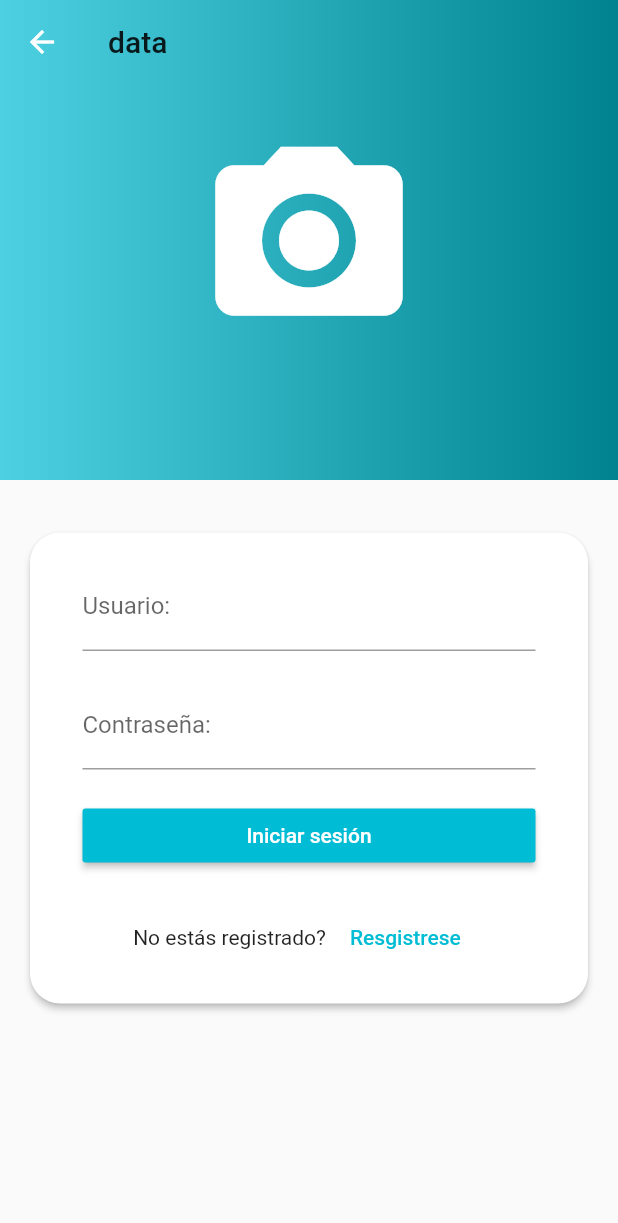
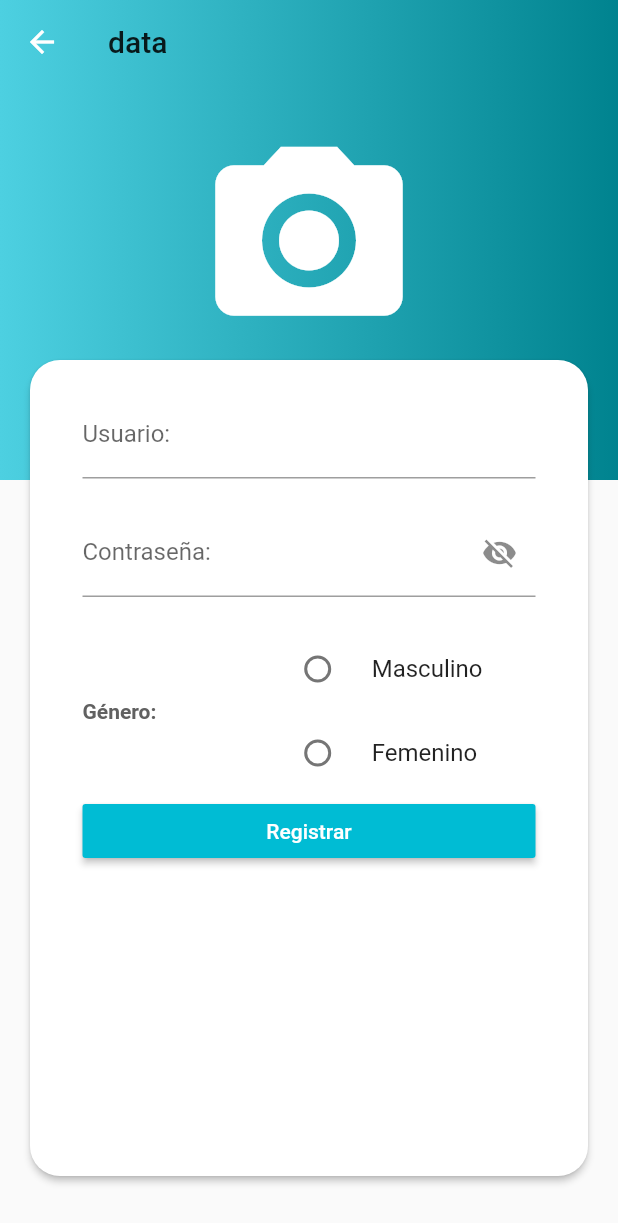
Before and after one commit to virkinia/flutter_final_project, a Flutter app: the RegisterScreen screen opened by its route, on a phone screen of 412 x 824 dp. Shown: the top 1223 px of the screen. Run offline on Flutter 3.47's test engine with Material 2 defaults, Android fonts, the phone set to English and light mode, and no system bars; our stand-ins replace image_picker; missing offline and left inert: flutter_modulo1_fake_backend; statements that could not run were skipped.

Commit message:
Realizar registro

```diff
--- a/lib/src/connections/server_controller.dart
+++ b/lib/src/connections/server_controller.dart
@@ -11,4 +11,8 @@ class ServerController {
   Future<User> login(String nickname, String password) async {
     return await server.backendLogin(nickname, password);
   }
+
+  Future<bool> addUser(User nUser) async {
+    return await server.addUser(nUser);
+  }
 }
--- a/lib/src/screens/register_screen.dart
+++ b/lib/src/screens/register_screen.dart
@@ -8,6 +8,7 @@ import 'package:flutter_project/src/connections/server_controller.dart';
 class RegisterScreen extends StatefulWidget {
   final ServerController serverController;
   final BuildContext context;
+
   RegisterScreen(this.serverController, this.context, {Key key})
       : super(key: key);
 
@@ -15,18 +16,23 @@ class RegisterScreen extends StatefulWidget {
 }
 
 class _RegisterScreenState extends State<RegisterScreen> {
+  GlobalKey<FormState> _formKey = GlobalKey<FormState>();
+  GlobalKey<ScaffoldState> _scaffKey = GlobalKey<ScaffoldState>();
+
   bool _loading = false;
+  bool _showPassword = false;
 
-  GlobalKey<FormState> _formKey = GlobalKey<FormState>();
   String userName = "";
   String password = "";
   String _errorMessage = "";
+  Genrer genero = Genrer.MALE;
 
   File imageFile;
 
   @override
   Widget build(BuildContext context) {
     return Scaffold(
+        key: _scaffKey,
         body: Form(
           key: _formKey,
           child: Stack(
@@ -57,10 +63,10 @@ class _RegisterScreenState extends State<RegisterScreen> {
                         left: 20, right: 20, top: 260, bottom: 20),
                     borderOnForeground: true,
                     child: Padding(
-                  padding:
-                      const EdgeInsets.symmetric(horizontal: 35, vertical: 20),
-                  child: Column(
-                    mainAxisSize: MainAxisSize.min,
+                      padding: const EdgeInsets.symmetric(
+                          horizontal: 35, vertical: 20),
+                      child: ListView(
+                        //mainAxisSize: MainAxisSize.min,
                         children: <Widget>[
                           TextFormField(
                             decoration: InputDecoration(labelText: "Usuario:"),
@@ -75,8 +81,19 @@ class _RegisterScreenState extends State<RegisterScreen> {
                           ),
                           SizedBox(height: 20),
                           TextFormField(
-                        decoration: InputDecoration(labelText: "Contraseña:"),
-                        obscureText: true,
+                            decoration: InputDecoration(
+                                labelText: "Contraseña:",
+                                suffixIcon: IconButton(
+                                  icon: Icon(_showPassword
+                                      ? Icons.visibility
+                                      : Icons.visibility_off),
+                                  onPressed: () {
+                                    setState(() {
+                                      _showPassword = !_showPassword;
+                                    });
+                                  },
+                                )),
+                            obscureText: !_showPassword,
                             onSaved: (value) {
                               password = value;
                             },
@@ -87,6 +104,43 @@ class _RegisterScreenState extends State<RegisterScreen> {
                             },
                           ),
                           SizedBox(height: 20),
+                          Row(children: [
+                            Expanded(
+                              flex: 2,
+                              child: Text("Género: ",
+                                  style: TextStyle(
+                                      fontWeight: FontWeight.bold,
+                                      color: Colors.grey[700])),
+                            ),
+                            Expanded(
+                              flex: 3,
+                              child: Column(
+                                mainAxisSize: MainAxisSize.min,
+                                children: <Widget>[
+                                  RadioListTile(
+                                    title: Text("Masculino"),
+                                    value: Genrer.MALE,
+                                    groupValue: genero,
+                                    onChanged: (value) {
+                                      setState(() {
+                                        genero = value;
+                                      });
+                                    },
+                                  ),
+                                  RadioListTile(
+                                    title: Text("Femenino"),
+                                    value: Genrer.FEMALE,
+                                    groupValue: genero,
+                                    onChanged: (value) {
+                                      setState(() {
+                                        genero = value;
+                                      });
+                                    },
+                                  ),
+                                ],
+                              ),
+                            ),
+                          ]),
                           Theme(
                             data: Theme.of(context)
                                 .copyWith(accentColor: Colors.white),
@@ -94,11 +148,11 @@ class _RegisterScreenState extends State<RegisterScreen> {
                               textColor: Colors.white,
                               color: Theme.of(context).primaryColor,
                               padding: const EdgeInsets.symmetric(vertical: 10),
-                          onPressed: () => _login(context),
+                              onPressed: () => _register(context),
                               child: Row(
                                 mainAxisAlignment: MainAxisAlignment.center,
                                 children: <Widget>[
-                              Text('Iniciar sesión'),
+                                  Text('Registrar'),
                                   if (_loading)
                                     Container(
                                         height: 15,
@@ -115,20 +169,10 @@ class _RegisterScreenState extends State<RegisterScreen> {
                               child: Text(
                                 _errorMessage,
                                 style: TextStyle(
-                                color: Colors.red, fontWeight: FontWeight.bold),
+                                    color: Colors.red,
+                                    fontWeight: FontWeight.bold),
                                 textAlign: TextAlign.center,
                               ),
-                        ),
-                      SizedBox(height: 20),
-                      Row(
-                        mainAxisAlignment: MainAxisAlignment.center,
-                        children: <Widget>[
-                          Text('No estás registrado?'),
-                          FlatButton(
-                              textColor: Theme.of(context).primaryColor,
-                              child: Text('Resgistrese'),
-                              onPressed: () => _goToRegister(context))
-                        ],
                             )
                         ],
                       ),
@@ -141,35 +185,54 @@ class _RegisterScreenState extends State<RegisterScreen> {
         ));
   }
 
-  @override
-  void initState() {
-    super.initState();
-    widget.serverController.init(widget.context);
-  }
-
-  void _login(BuildContext context) async {
-    if (!_loading) {
+  _register(BuildContext context) async {
     if (_formKey.currentState.validate()) {
       _formKey.currentState.save();
-        setState(() {
-          _loading = true;
-          _errorMessage = "";
-        });
 
-        User user = await widget.serverController.login(userName, password);
-        if (user != null) {
-          Navigator.of(context).pushReplacementNamed('/home', arguments: user);
+      if (this.imageFile == null) {
+        showSnackbar(context, "Añade una foto para tener un perfil rechulon",
+            Colors.orange);
+        return;
+      }
+      User user = User(
+          genrer: this.genero,
+          nickname: this.userName,
+          password: this.password,
+          photo: this.imageFile);
+
+      final state = await widget.serverController.addUser(user);
+
+      if (!state) {
+        showSnackbar(context, "No se ha guardado", Colors.orange);
       } else {
-          setState(() {
-            _loading = false;
-            _errorMessage = "Contraseña o Usuario incorrectos";
+        showDialog(
+            context: context,
+            builder: (BuildContext context) {
+              return AlertDialog(
+                title: Text("Información"),
+                content: Text("Su usuario ha sido registrado correctamente"),
+                actions: <Widget>[
+                  FlatButton(
+                    child: Text("Ok"),
+                    onPressed: () {
+                      Navigator.pop(context);
+                      Navigator.pop(context);
+                    },
+                  )
+                ],
+              );
             });
       }
     }
   }
-  }
 
-  _goToRegister(BuildContext context) {
-    Navigator.of(context).pushNamed('/register');
+  void showSnackbar(BuildContext context, String title, Color backColor) {
+    _scaffKey.currentState.showSnackBar(new SnackBar(
+      content: new Text(
+        title,
+        textAlign: TextAlign.center,
+      ),
+      backgroundColor: backColor,
+    ));
   }
 }
```
Lines whose indentation alone changed are shown as unchanged.
